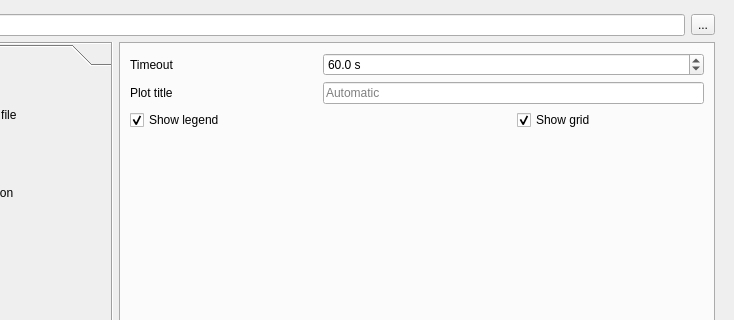
First picture: the form in source/analyse/gui_files/gui_analysis/ui_analysis.ui, repository wenzhaojia2000/msc-trajectory-analysis, before the edit; both pictures show x 266 to 1000 and y 0 to 320 of the 1000 by 600 pixel window.
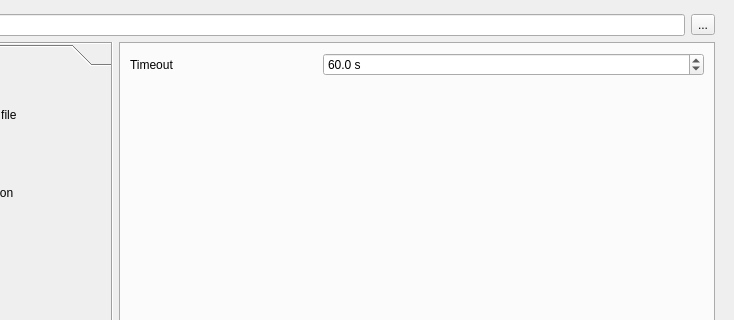
Second picture: the form after the edit. The open tabs and pages were chosen to show the change. Custom widgets are drawn as their Qt base class.

Commit message: Move custom title and toggle legend to context menu

What changed in the file:
```diff
--- a/source/analyse/gui_files/gui_analysis/ui_analysis.ui
+++ b/source/analyse/gui_files/gui_analysis/ui_analysis.ui
@@ -747,41 +747,7 @@
             </property>
            </widget>
           </item>
-          <item row="1" column="0">
-           <widget class="QLabel" name="title_label">
-            <property name="text">
-             <string>Plot title</string>
-            </property>
-           </widget>
-          </item>
-          <item row="1" column="1" colspan="2">
-           <widget class="QLineEdit" name="title_edit">
-            <property name="placeholderText">
-             <string>Automatic</string>
-            </property>
-           </widget>
-          </item>
-          <item row="2" column="0" colspan="2">
-           <widget class="QCheckBox" name="legend_checkbox">
-            <property name="text">
-             <string>Show legend</string>
-            </property>
-            <property name="checked">
-             <bool>true</bool>
-            </property>
-           </widget>
-          </item>
-          <item row="2" column="2">
-           <widget class="QCheckBox" name="grid_checkbox">
-            <property name="text">
-             <string>Show grid</string>
-            </property>
-            <property name="checked">
-             <bool>true</bool>
-            </property>
-           </widget>
-          </item>
-          <item row="3" column="1">
+          <item row="1" column="1">
            <spacer name="options_vspacer">
             <property name="orientation">
              <enum>Qt::Vertical</enum>
```
The commit also changes 1 other file.
